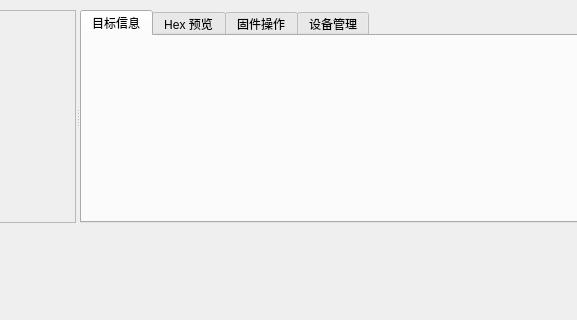
First picture: the form in etools/ui/forms/main_window.ui, repository youzhouchang/ETools, before the edit; both pictures show x 196 to 773 and y 0 to 320 of the 980 by 680 pixel window.
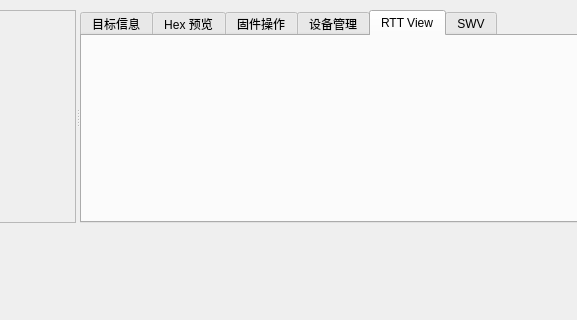
Second picture: the form after the edit. The open tabs and pages were chosen to show the change.

Commit message:
Add RTT View and SWV tabs with multi-channel support
Expose pyOCD RTT up/down channels and SWV ITM ports in the UI so
connected targets can stream debug output without an external viewer.

Patch:
```diff
--- a/etools/ui/forms/main_window.ui
+++ b/etools/ui/forms/main_window.ui
@@ -122,6 +122,18 @@
           </attribute>
           <layout class="QVBoxLayout" name="tabDevicesLayout"/>
          </widget>
+         <widget class="QWidget" name="tabRtt">
+          <attribute name="title">
+           <string>RTT View</string>
+          </attribute>
+          <layout class="QVBoxLayout" name="tabRttLayout"/>
+         </widget>
+         <widget class="QWidget" name="tabSwo">
+          <attribute name="title">
+           <string>SWV</string>
+          </attribute>
+          <layout class="QVBoxLayout" name="tabSwoLayout"/>
+         </widget>
         </widget>
        </item>
       </layout>
```
The commit also changes 5 other files.
